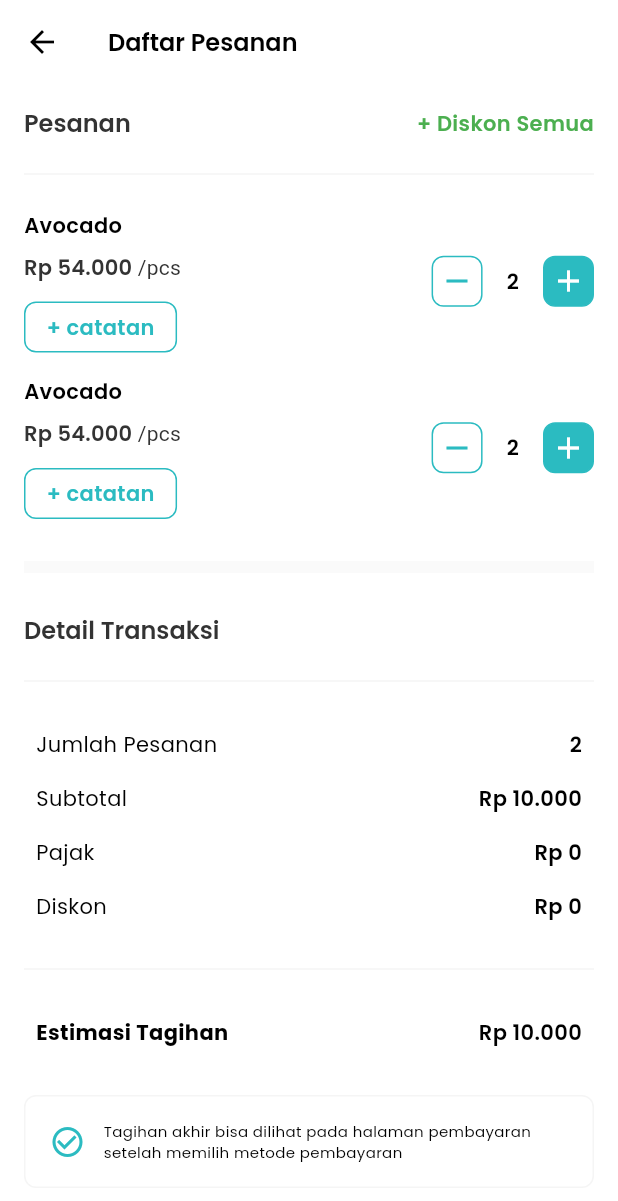
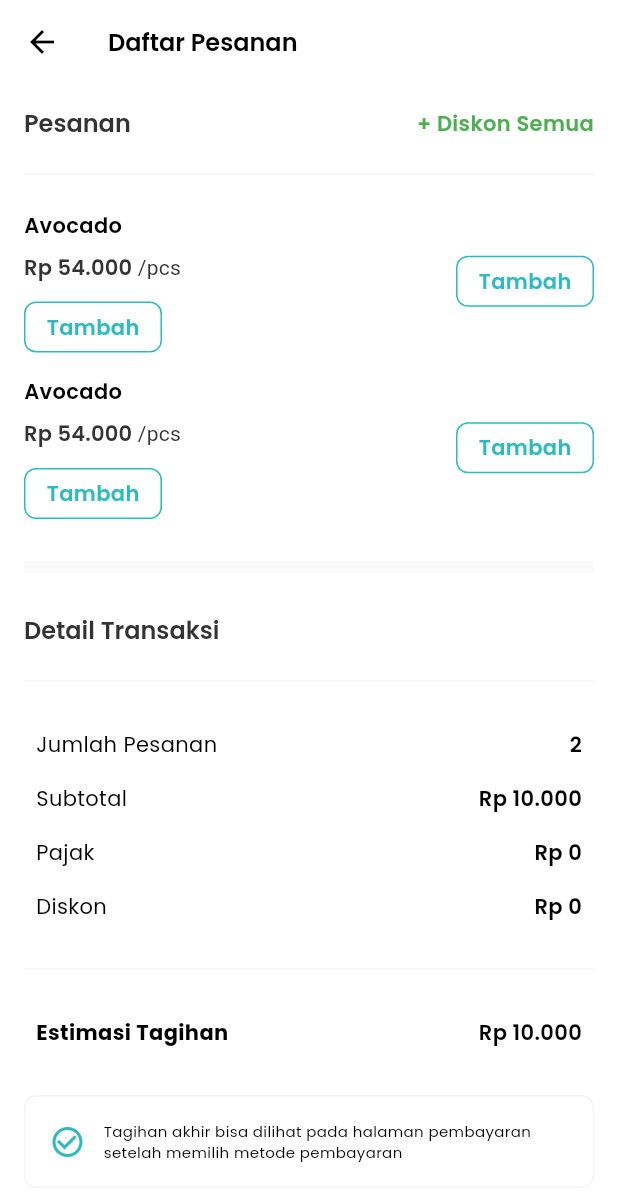
Before and after one commit to haidar-miqdad/taminum-pos, a Flutter app: the POSOrderPage screen opened by its route, on a phone screen of 412 x 824 dp. Shown: the top 1201 px of the screen. Run offline on Flutter 3.47's test engine with Material 3 defaults, Android fonts, the phone set to English and light mode, and no system bars; our stand-ins replace bloc, equatable, flutter_bloc, image_picker, permission_handler, shared_preferences and 1 more; missing offline and left inert: open_settings, print_bluetooth_thermal; accounts and stored records are empty; network calls fail.

Commit message:
feat: POS n Cart Order BLoC implementation

```diff
--- a/lib/app/app.dart
+++ b/lib/app/app.dart
@@ -2,11 +2,8 @@ import 'package:flutter/material.dart';
 import 'package:flutter_taminum_mobile/app/routes.dart';
 import 'package:flutter_taminum_mobile/core/core.dart';
 import 'package:flutter_bloc/flutter_bloc.dart';
-import 'package:flutter_taminum_mobile/features/product/blocs/blocs.dart';
 
 import '../features/features.dart';
-import '../features/home/blocs/blocs.dart';
-import '../features/settings/blocs/blocs.dart';
 
 class MyApp extends StatelessWidget {
   const MyApp({super.key});
@@ -36,6 +33,9 @@ class MyApp extends StatelessWidget {
         BlocProvider(
           create: (context) => ProductBloc(),
         ),
+        BlocProvider(
+          create: (context) => CartBloc(),
+        ),
 
       ],
       child: MaterialApp(
--- a/lib/features/home/home.dart
+++ b/lib/features/home/home.dart
@@ -1,2 +1,3 @@
 export 'pages/pages.dart';
 export 'widgets/widgets.dart';
+export 'blocs/blocs.dart';
--- /dev/null
+++ b/lib/features/pos/blocs/blocs.dart
@@ -0,0 +1 @@
+export 'cart/cart_bloc.dart';
--- /dev/null
+++ b/lib/features/pos/blocs/cart/cart_event.dart
@@ -0,0 +1,33 @@
+part of 'cart_bloc.dart';
+
+class CartEvent extends Equatable {
+  const CartEvent();
+
+  @override
+  // TODO: implement props
+  List<Object?> get props => [];
+}
+
+class InitialCartEvent extends CartEvent {}
+
+class IncrementCartEvent extends CartEvent {
+
+  final ProductModel product;
+
+  const IncrementCartEvent({required this.product});
+
+  @override
+  // TODO: implement props
+  List<Object?> get props => [product];
+}
+
+class DecrementCartEvent extends CartEvent {
+
+  final ProductModel product;
+
+  const DecrementCartEvent({required this.product});
+
+  @override
+  // TODO: implement props
+  List<Object?> get props => [product];
+}
--- /dev/null
+++ b/lib/features/pos/models/cart_model.dart
@@ -0,0 +1,16 @@
+
+import 'package:equatable/equatable.dart';
+import 'package:flutter_taminum_mobile/features/features.dart';
+
+class CartModel extends Equatable{
+
+  final int qty;
+  final ProductModel products;
+
+  const CartModel({ this.qty = 1, required this.products});
+
+  @override
+  // TODO: implement props
+  List<Object?> get props => [qty, products];
+
+}
--- /dev/null
+++ b/lib/features/pos/models/models.dart
@@ -0,0 +1,2 @@
+
+export 'cart_model.dart';
--- a/lib/features/pos/pages/order/sections/order_section.dart
+++ b/lib/features/pos/pages/order/sections/order_section.dart
@@ -46,13 +46,10 @@ class _OrderSection extends StatelessWidget {
                     ),
                     Spacing.sp12.height,
                     CartProductButton(
-                      title: '+ catatan',
                     ),
                   ],
                 ),
                 CartProductButton(
-                  title: '+ catatan',
-                  count: 1,
                 ),
               ],
             );
--- a/lib/features/pos/pos.dart
+++ b/lib/features/pos/pos.dart
@@ -1,2 +1,4 @@
 export 'pages/pages.dart';
 export 'widgets/widgets.dart';
+export 'models/models.dart';
+export 'blocs/blocs.dart';
--- a/lib/features/pos/widgets/cart_product_button.dart
+++ b/lib/features/pos/widgets/cart_product_button.dart
@@ -1,56 +1,88 @@
-
-
 import 'package:flutter/material.dart';
+import 'package:flutter_bloc/flutter_bloc.dart';
+import 'package:flutter_taminum_mobile/features/features.dart';
 
 import '../../../core/core.dart';
 
 class CartProductButton extends StatelessWidget {
-  const CartProductButton({super.key, this.count = -1, required this.title});
+  const CartProductButton({super.key, this.onNoted, this.products, this.count = 0,});
 
+  final ProductModel? products;
   final int count;
-  final String title;
+  final Function()? onNoted;
 
   @override
   Widget build(BuildContext context) {
-    return  Row(
-      children: [
-        if(count > 0) ...[
-          _buildButton(context,  onTap: () {}),
-          Padding(
-            padding: const EdgeInsets.symmetric(horizontal: Spacing.defaultSize),
-            child: RegularText.semibold('2'),
-          ),
-          _buildButton(context, onTap: () {}, isIncrement: true,),
-        ]else ...[
-          _buildButton(
-              context,
-              onTap: (){},
-              text: RegularText.semibold(
-                  title,
-                  style: TextStyle(
-                      color: context.theme.primaryColor)
-              )
-          ),
-        ]
+    return BlocBuilder<CartBloc, CartState>(
+      builder: (context, state) {
+        return Row(
+          mainAxisAlignment: MainAxisAlignment.end,
+          children: [
+            if (onNoted != null) ...[
+              _buildButton(
+                context,
+                onTap: () {},
+                text: RegularText.medium(
+                  '+ Catatan',
+                  style: TextStyle(color: context.theme.primaryColor),
+                ),
+              ),
+              const Spacer(),
+            ],
+            if (count > 0) ...[
+              _buildButton(
+                context,
+                onTap: () {
 
-      ],
+                  if(products != null){
+                    context.read<CartBloc>().add(DecrementCartEvent(product: products!));
+                  }
+                },
+              ),
+              Spacing.sp12.width,
+              RegularText.semibold('$count'),
+              Spacing.sp12.width,
+              _buildButton(
+                context,
+                isIncrement: true,
+                onTap: () {
+                  if(products != null){
+                    context.read<CartBloc>().add(IncrementCartEvent(product: products!));
+                  }
+                },
+              ),
+            ] else ...[
+              _buildButton(
+                context,
+                text: RegularText.semibold(
+                  'Tambah',
+                  style: TextStyle(color: context.theme.primaryColor),
+                ),
+                onTap: () {
+                  if(products != null){
+                    context.read<CartBloc>().add(IncrementCartEvent(product: products!));
+                  }
+                },
+              ),
+            ],
+          ],
+        );
+      },
     );
   }
+
   InkWell _buildButton(BuildContext context, {required VoidCallback onTap, bool isIncrement = false, Widget? text}) {
     return InkWell(
       onTap: onTap,
       borderRadius: BorderRadius.circular(Spacing.sp8),
       child: Container(
-        padding: EdgeInsets.symmetric(
-            vertical: count > 0 ? Spacing.sp4 : Spacing.sp6,
-            horizontal: count > 0 ? Spacing.sp4 : Spacing.sp14
-        ),
+        padding: EdgeInsets.symmetric(vertical: count > 0 ? Spacing.sp4 : Spacing.sp6, horizontal: count > 0 ? Spacing.sp4 : Spacing.sp14),
         decoration: BoxDecoration(
           borderRadius: BorderRadius.circular(Spacing.sp8),
           color: isIncrement ? context.theme.primaryColor : Colors.white,
           border: Border.all(color: context.theme.primaryColor),
         ),
-        child: text ?? Icon(isIncrement ? Icons.add : Icons.remove, color: isIncrement ? Colors.white : context.theme.primaryColor,),
+        child: text ?? Icon(isIncrement ? Icons.add : Icons.remove, color: isIncrement ? Colors.white : context.theme.primaryColor),
       ),
     );
   }
--- a/lib/features/product/product.dart
+++ b/lib/features/product/product.dart
@@ -2,3 +2,4 @@ export 'pages/pages.dart';
 export 'widgets/widgets.dart';
 export 'models/models.dart';
 export 'services/services.dart';
+export 'blocs/blocs.dart';
--- a/lib/features/settings/blocs/profile_bloc/profile_bloc.dart
+++ b/lib/features/settings/blocs/profile_bloc/profile_bloc.dart
@@ -1,13 +1,9 @@
 import 'package:bloc/bloc.dart';
 import 'package:equatable/equatable.dart';
-import 'package:flutter_taminum_mobile/core/helpers/image_helper.dart';
 import 'package:flutter_taminum_mobile/features/features.dart';
-import 'package:image_picker/image_picker.dart';
-
 import '../../../../core/core.dart';
 
 part 'profile_event.dart';
-
 part 'profile_state.dart';
 
 class ProfileBloc extends Bloc<ProfileEvent, ProfileState> {
--- a/lib/features/settings/settings.dart
+++ b/lib/features/settings/settings.dart
@@ -2,3 +2,4 @@ export 'pages/pages.dart';
 export 'widgets/widgets.dart';
 export 'models/models.dart';
 export 'services/services.dart';
+export 'blocs/blocs.dart';
```
Also changed, not shown: lib/features/pos/blocs/cart/cart_bloc.dart (added, +54 -0 lines), lib/features/pos/blocs/cart/cart_state.dart (added, +45 -0 lines), lib/features/pos/pages/index/page.dart (+51 -8 lines), lib/features/pos/pages/index/sections/cart_section.dart (renamed from lib/features/pos/pages/index/sections/floating_section.dart, +10 -8 lines), lib/features/pos/pages/index/sections/item_section.dart (+22 -10 lines).
